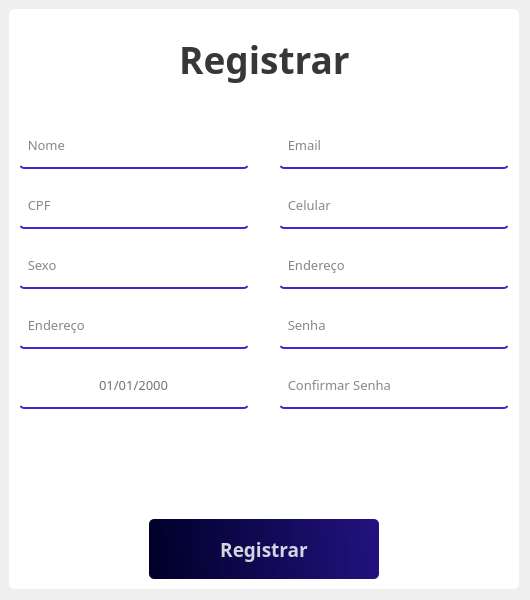
Before: the Qt Designer form Designer/register.ui in Kaue-14/PATP_Nivel_2, drawn with Qt 5.
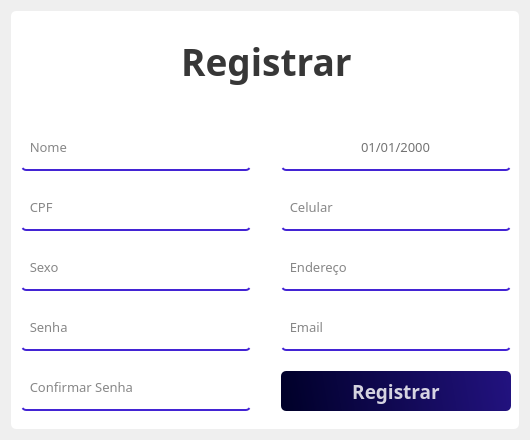
After: the same form once the commit is applied. Icons and pictures are not drawn.

What changed in the file:
```diff
--- a/Designer/register.ui
+++ b/Designer/register.ui
@@ -7,13 +7,13 @@
     <x>0</x>
     <y>0</y>
     <width>530</width>
-    <height>600</height>
+    <height>440</height>
    </rect>
   </property>
   <property name="minimumSize">
    <size>
     <width>530</width>
-    <height>600</height>
+    <height>440</height>
    </size>
   </property>
   <property name="maximumSize">
@@ -40,10 +40,10 @@
   <widget class="QWidget" name="widget" native="true">
    <property name="geometry">
     <rect>
-     <x>9</x>
-     <y>9</y>
-     <width>510</width>
-     <height>580</height>
+     <x>11</x>
+     <y>11</y>
+     <width>508</width>
+     <height>418</height>
     </rect>
    </property>
    <property name="styleSheet">
@@ -83,10 +83,10 @@
    <widget class="QPushButton" name="button_register">
     <property name="geometry">
      <rect>
-      <x>140</x>
-      <y>510</y>
+      <x>270</x>
+      <y>360</y>
       <width>230</width>
-      <height>60</height>
+      <height>40</height>
      </rect>
     </property>
     <property name="font">
@@ -119,7 +119,7 @@
    <widget class="QLineEdit" name="input_password_confirme">
     <property name="geometry">
      <rect>
-      <x>270</x>
+      <x>10</x>
       <y>360</y>
       <width>230</width>
       <height>40</height>
@@ -151,7 +151,7 @@
    <widget class="QLineEdit" name="input_password">
     <property name="geometry">
      <rect>
-      <x>270</x>
+      <x>10</x>
       <y>300</y>
       <width>230</width>
       <height>40</height>
@@ -181,7 +181,7 @@
     <property name="geometry">
      <rect>
       <x>270</x>
-      <y>120</y>
+      <y>300</y>
       <width>230</width>
       <height>40</height>
      </rect>
@@ -293,35 +293,6 @@
      <string>  Nome</string>
     </property>
    </widget>
-   <widget class="QLineEdit" name="input_adress_2">
-    <property name="geometry">
-     <rect>
-      <x>10</x>
-      <y>300</y>
-      <width>230</width>
-      <height>40</height>
-     </rect>
-    </property>
-    <property name="font">
-     <font>
-      <family>JetBrains Mono</family>
-      <pointsize>10</pointsize>
-     </font>
-    </property>
-    <property name="styleSheet">
-     <string notr="true">background-color:rgba(0, 0, 0, 0);
-border:none;
-border-bottom:2px solid rgb(67, 36, 212);
-color:rgba(0, 0, 0, 240);
-padding-bottom:7px;</string>
-    </property>
-    <property name="echoMode">
-     <enum>QLineEdit::Password</enum>
-    </property>
-    <property name="placeholderText">
-     <string>  Endereço</string>
-    </property>
-   </widget>
    <widget class="QLineEdit" name="input_cpf">
     <property name="geometry">
      <rect>
@@ -383,8 +354,8 @@
    <widget class="QDateEdit" name="input_data">
     <property name="geometry">
      <rect>
-      <x>10</x>
-      <y>360</y>
+      <x>270</x>
+      <y>120</y>
       <width>230</width>
       <height>40</height>
      </rect>
@@ -432,8 +403,8 @@
    <widget class="QPushButton" name="button_calendar">
     <property name="geometry">
      <rect>
-      <x>200</x>
-      <y>360</y>
+      <x>460</x>
+      <y>120</y>
       <width>40</width>
       <height>40</height>
      </rect>
```
Left out of the diff: 1 changed line with no effect on the pictures.
